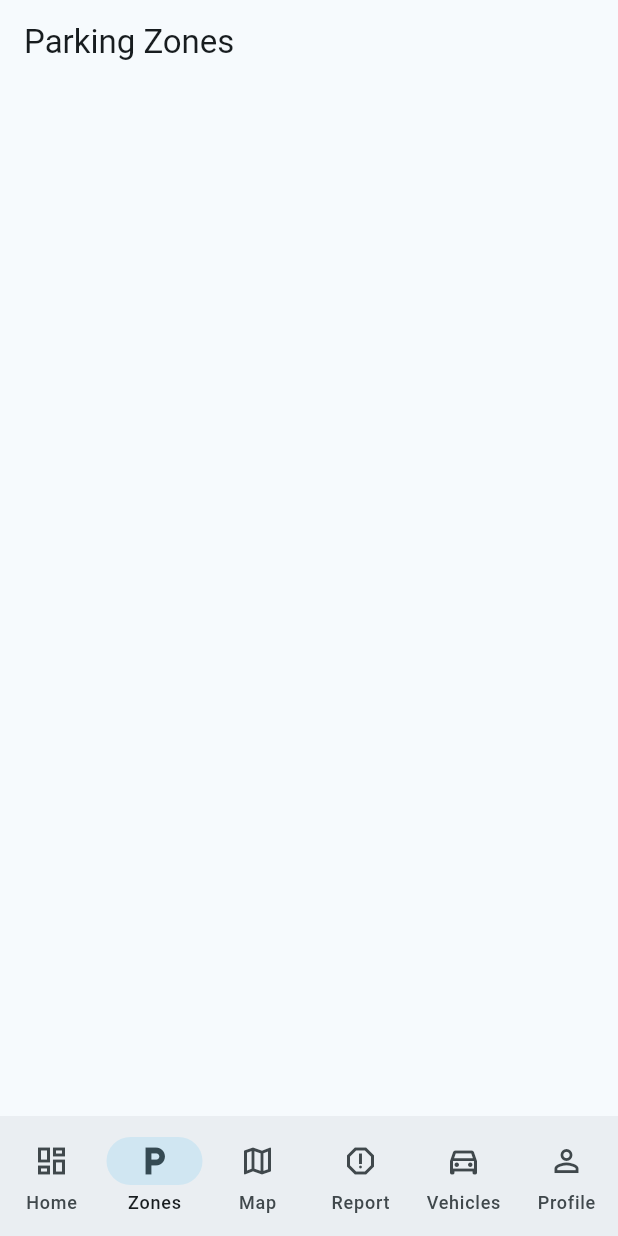
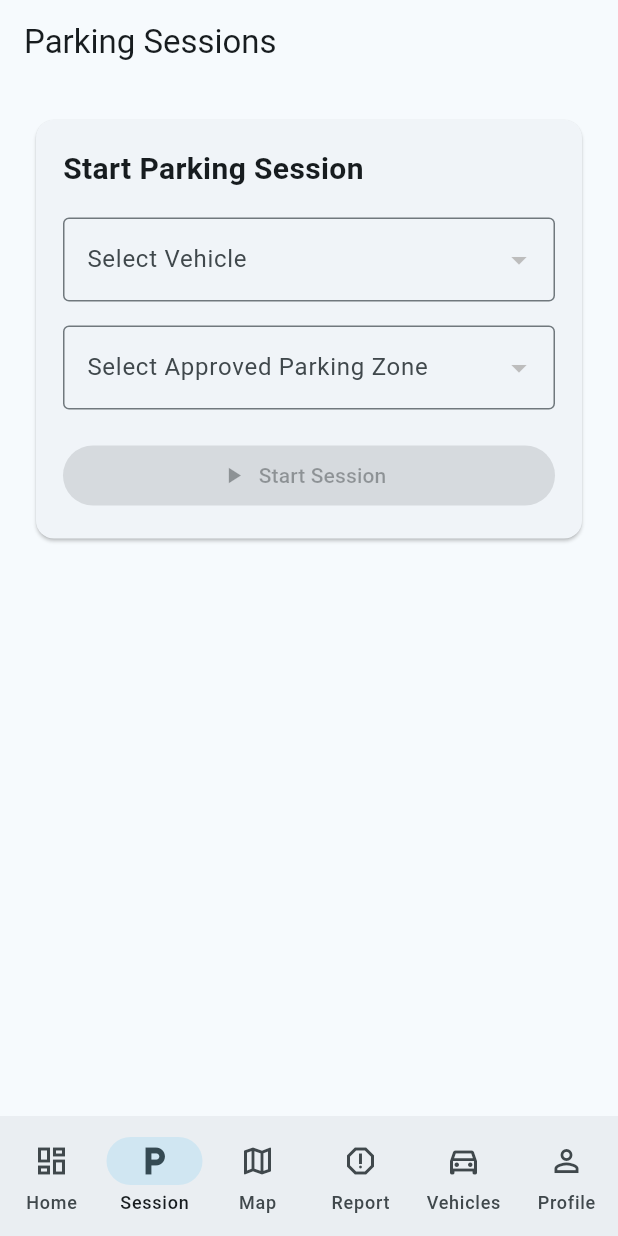
Before and after one commit to RalphKahkedjian/valet-watch_lb, a Flutter app: the MainNavigation screen opened by its route, item 2 of the bottom bar chosen, on a phone screen of 412 x 824 dp. Run offline on Flutter 3.47's test engine with Material 3 defaults, Android fonts, the phone set to English and light mode, and no system bars; our stand-ins replace dio, flutter_map, flutter_secure_storage, geolocator, go_router, image_picker and 1 more; accounts and stored records are empty; network calls fail.

```diff
--- /dev/null
+++ b/valetwatch_mobile/lib/features/parking_sessions/data/parking_session_service.dart
@@ -0,0 +1,32 @@
+import 'package:dio/dio.dart';
+
+import '../../../core/network/dio_client.dart';
+
+class ParkingSessionService {
+  final Dio _dio = DioClient.dio;
+
+  Future<void> startSession({
+    required int vehicleId,
+    int? zoneId,
+  }) async {
+    await _dio.post(
+      '/parking-sessions',
+      data: {
+        'vehicle_id': vehicleId,
+        'zone_id': zoneId,
+        'official_price': 400000,
+      },
+    );
+  }
+
+  Future<void> completeSession(int sessionId) async {
+  await _dio.patch(
+    '/parking-sessions/$sessionId/complete',
+  );
+}
+
+  Future<List<dynamic>> getSessions() async {
+    final response = await _dio.get('/parking-sessions');
+    return response.data['data'];
+  }
+}
--- /dev/null
+++ b/valetwatch_mobile/lib/features/parking_sessions/presentation/start_session_screen.dart
@@ -0,0 +1,239 @@
+import 'package:flutter/material.dart';
+import 'package:provider/provider.dart';
+
+import '../../parking_zones/presentation/parking_zone_provider.dart';
+import '../../vehicles/presentation/providers/vehicle_provider.dart';
+import 'parking_session_provider.dart';
+
+class StartSessionScreen extends StatefulWidget {
+  const StartSessionScreen({super.key});
+
+  @override
+  State<StartSessionScreen> createState() =>
+      _StartSessionScreenState();
+}
+
+class _StartSessionScreenState
+    extends State<StartSessionScreen> {
+  int? selectedVehicleId;
+  int? selectedZoneId;
+
+  @override
+  void initState() {
+    super.initState();
+
+    Future.microtask(() {
+      context.read<VehicleProvider>().fetchVehicles();
+      context.read<ParkingZoneProvider>().fetchZones();
+      context.read<ParkingSessionProvider>().fetchSessions();
+    });
+  }
+
+  @override
+  Widget build(BuildContext context) {
+    final vehicleProvider =
+        context.watch<VehicleProvider>();
+
+    final zoneProvider =
+        context.watch<ParkingZoneProvider>();
+
+    final sessionProvider =
+        context.watch<ParkingSessionProvider>();
+
+    final approvedZones = zoneProvider.zones
+        .where((zone) => zone.status == 'approved')
+        .toList();
+
+    return Scaffold(
+      appBar: AppBar(
+        title: const Text('Parking Sessions'),
+      ),
+      body: Padding(
+        padding: const EdgeInsets.all(20),
+        child: Column(
+          children: [
+            Card(
+              child: Padding(
+                padding: const EdgeInsets.all(18),
+                child: Column(
+                  crossAxisAlignment:
+                      CrossAxisAlignment.start,
+                  children: [
+                    const Text(
+                      'Start Parking Session',
+                      style: TextStyle(
+                        fontSize: 20,
+                        fontWeight: FontWeight.bold,
+                      ),
+                    ),
+
+                    const SizedBox(height: 18),
+
+                    DropdownButtonFormField<int>(
+                      value: selectedVehicleId,
+                      decoration:
+                          const InputDecoration(
+                        labelText: 'Select Vehicle',
+                        border:
+                            OutlineInputBorder(),
+                      ),
+                      items: vehicleProvider.vehicles
+                          .map((vehicle) {
+                        return DropdownMenuItem(
+                          value: vehicle.id,
+                          child: Text(
+                            '${vehicle.brand} ${vehicle.model} (${vehicle.plateNumber})',
+                          ),
+                        );
+                      }).toList(),
+                      onChanged: (value) {
+                        setState(() {
+                          selectedVehicleId = value;
+                        });
+                      },
+                    ),
+
+                    const SizedBox(height: 16),
+
+                    DropdownButtonFormField<int>(
+                      value: selectedZoneId,
+                      decoration:
+                          const InputDecoration(
+                        labelText:
+                            'Select Approved Parking Zone',
+                        border:
+                            OutlineInputBorder(),
+                      ),
+                      items: approvedZones.map((zone) {
+                        return DropdownMenuItem(
+                          value: zone.id,
+                          child: Text(
+                            '${zone.name} (${zone.officialPrice} L.L)',
+                          ),
+                        );
+                      }).toList(),
+                      onChanged: (value) {
+                        setState(() {
+                          selectedZoneId = value;
+                        });
+                      },
+                    ),
+
+                    const SizedBox(height: 20),
+
+                    SizedBox(
+                      width: double.infinity,
+                      child: FilledButton.icon(
+                        onPressed:
+                            selectedVehicleId == null ||
+                                    selectedZoneId == null
+                                ? null
+                                : () async {
+                                    final success =
+                                        await sessionProvider
+                                            .startSession(
+                                      vehicleId:
+                                          selectedVehicleId!,
+                                      zoneId:
+                                          selectedZoneId!,
+                                    );
+
+                                    if (!context
+                                        .mounted) {
+                                      return;
+                                    }
+
+                                    ScaffoldMessenger.of(
+                                            context)
+                                        .showSnackBar(
+                                      SnackBar(
+                                        content: Text(
+                                          success
+                                              ? 'Parking session started'
+                                              : 'Failed to start session',
+                                        ),
+                                      ),
+                                    );
+                                  },
+                        icon: const Icon(
+                          Icons.play_arrow,
+                        ),
+                        label: const Text(
+                          'Start Session',
+                        ),
+                      ),
+                    ),
+                  ],
+                ),
+              ),
+            ),
+
+            const SizedBox(height: 24),
+
+            Expanded(
+              child: sessionProvider.isLoading
+                  ? const Center(
+                      child:
+                          CircularProgressIndicator(),
+                    )
+                  : ListView.builder(
+                      itemCount:
+                          sessionProvider.sessions.length,
+                      itemBuilder: (context, index) {
+                        final session =
+                            sessionProvider.sessions[index];
+
+                        final status = session['status'] ?? 'active';
+
+return Card(
+  margin: const EdgeInsets.only(bottom: 12),
+  child: ListTile(
+    leading: CircleAvatar(
+      backgroundColor:
+          status == 'completed' ? Colors.green.shade100 : Colors.blue.shade100,
+      child: Icon(
+        status == 'completed'
+            ? Icons.check
+            : Icons.local_parking,
+      ),
+    ),
+    title: Text(
+      session['vehicle']?['plate_number'] ?? 'Vehicle',
+    ),
+    subtitle: Text(
+      '${session['zone']?['name'] ?? 'No zone'} • $status',
+    ),
+    trailing: status == 'active'
+        ? TextButton(
+            onPressed: () async {
+              final success =
+                  await sessionProvider.completeSession(session['id']);
+
+              if (!context.mounted) return;
+
+              ScaffoldMessenger.of(context).showSnackBar(
+                SnackBar(
+                  content: Text(
+                    success
+                        ? 'Session completed'
+                        : 'Failed to complete session',
+                  ),
+                ),
+              );
+            },
+            child: const Text('Complete'),
+          )
+        : Text(
+            '${session['official_price'] ?? '-'} L.L',
+          ),
+  ),
+);
+                      },
+                    ),
+            ),
+          ],
+        ),
+      ),
+    );
+  }
+}
--- a/valetwatch_mobile/lib/main.dart
+++ b/valetwatch_mobile/lib/main.dart
@@ -6,6 +6,7 @@ import 'core/routes/app_router.dart';
 import 'features/auth/presentation/auth_provider.dart';
 import 'features/parking_zones/presentation/parking_zone_provider.dart';
 import 'features/vehicles/presentation/providers/vehicle_provider.dart';
+import 'features/parking_sessions/presentation/parking_session_provider.dart';
 
 void main() {
   runApp(
@@ -23,7 +24,9 @@ void main() {
         ChangeNotifierProvider(
           create: (_) => VehicleProvider(),
         ),
-
+        ChangeNotifierProvider(
+          create: (_) => ParkingSessionProvider(),
+        ),
       ],
       child: const ValetWatchApp(),
     ),
--- a/valetwatch_mobile/lib/shared/widgets/main_navigation.dart
+++ b/valetwatch_mobile/lib/shared/widgets/main_navigation.dart
@@ -1,7 +1,7 @@
 import 'package:flutter/material.dart';
 
 import '../../features/auth/presentation/home_screen.dart';
-import '../../features/parking_zones/presentation/parking_zones_screen.dart';
+import '../../features/parking_sessions/presentation/start_session_screen.dart';
 import '../../features/profile/profile_screen.dart';
 import '../../features/reports/presentation/report_screen.dart';
 import '../../features/map/presentation/map_screen.dart';
@@ -21,7 +21,7 @@ class _MainNavigationState
 
   final screens = const [
     HomeScreen(),
-    ParkingZonesScreen(),
+    StartSessionScreen(),
     MapScreen(),
     VehiclesScreen(),
     ReportScreen(),
@@ -49,7 +49,7 @@ class _MainNavigationState
   NavigationDestination(
     icon: Icon(Icons.local_parking_outlined),
     selectedIcon: Icon(Icons.local_parking),
-    label: 'Zones',
+    label: 'Session',
   ),
   NavigationDestination(
     icon: Icon(Icons.map_outlined),
```
Also changed, not shown: valetwatch_mobile/lib/features/auth/presentation/home_screen.dart (+66 -25 lines), valetwatch_mobile/lib/features/parking_sessions/presentation/parking_session_provider.dart (added, +64 -0 lines), 6 other files.
